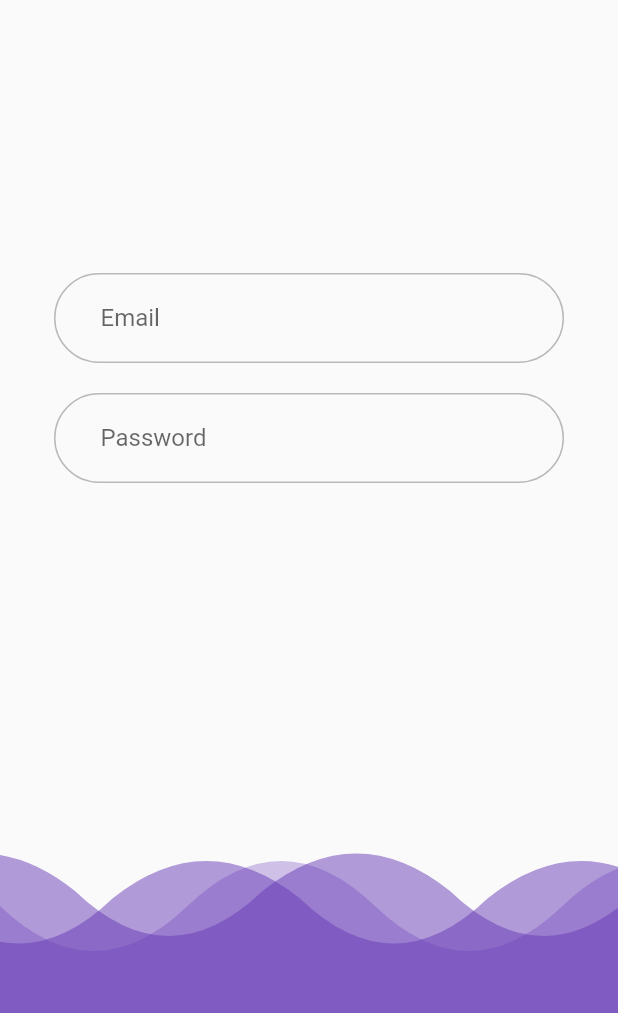
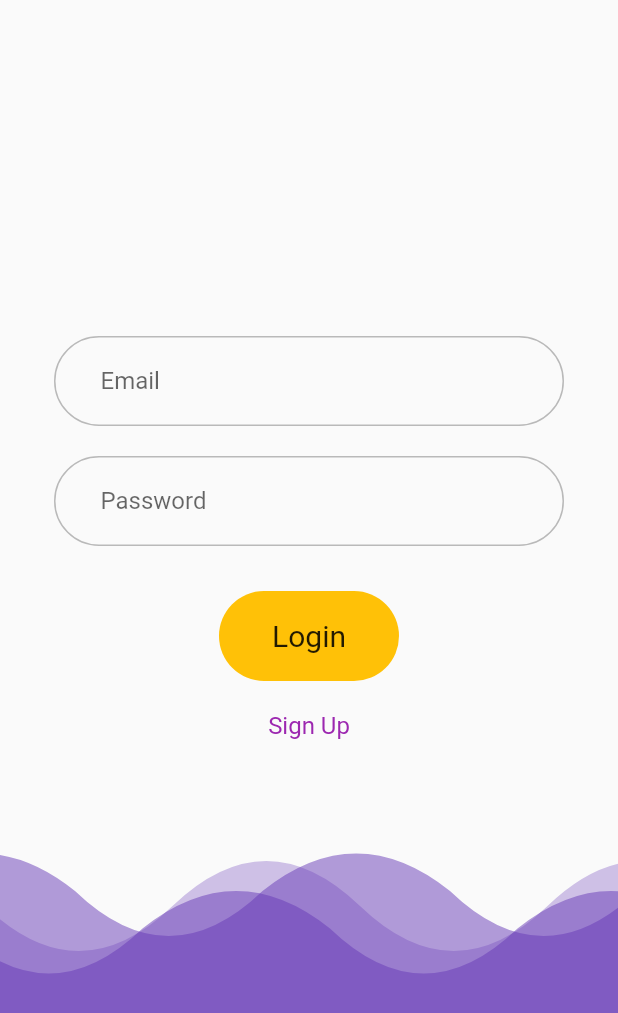
Before and after one commit to aman1210/FlutterUIChallenge, a Flutter app: the screen it shows after launch, on a phone screen of 412 x 824 dp. Shown: the top 1013 px of the screen. Run offline on Flutter 3.47's test engine with Material 2 defaults, Android fonts, the phone set to English and light mode, and no system bars; our stand-ins replace carousel_slider, line_awesome_icons, simple_animations.

Commit message:
login form touchups

```diff
--- a/WaveyLoginScreen/lib/loginForm.dart
+++ b/WaveyLoginScreen/lib/loginForm.dart
@@ -1,13 +1,16 @@
 import 'package:flutter/material.dart';
 
 class LoginForm extends StatelessWidget {
-  GlobalKey _key;
+  final Function scrollFunction;
+  final bool signup;
+  LoginForm({this.scrollFunction, this.signup});
+
   @override
   Widget build(BuildContext context) {
     return Form(
-      key: _key,
       child: Column(
-        mainAxisAlignment: MainAxisAlignment.center,
+        mainAxisAlignment:
+            signup ? MainAxisAlignment.start : MainAxisAlignment.end,
         crossAxisAlignment: CrossAxisAlignment.center,
         children: [
           Container(
@@ -19,6 +22,7 @@ class LoginForm extends StatelessWidget {
               borderRadius: BorderRadius.circular(30),
             ),
             child: TextFormField(
+              keyboardType: TextInputType.emailAddress,
               decoration:
                   InputDecoration(hintText: 'Email', border: InputBorder.none),
             ),
@@ -35,8 +39,73 @@ class LoginForm extends StatelessWidget {
               borderRadius: BorderRadius.circular(30),
             ),
             child: TextFormField(
+              obscureText: true,
+              keyboardType: TextInputType.text,
               decoration: InputDecoration(
-                  hintText: 'Password', border: InputBorder.none),
+                hintText: 'Password',
+                border: InputBorder.none,
+              ),
+            ),
+          ),
+          if (signup)
+            SizedBox(
+              height: 20,
+            ),
+          if (signup)
+            Container(
+              padding: const EdgeInsets.symmetric(horizontal: 30, vertical: 5),
+              decoration: BoxDecoration(
+                border: Border.all(
+                  color: Colors.black26,
+                ),
+                borderRadius: BorderRadius.circular(30),
+              ),
+              child: TextFormField(
+                obscureText: true,
+                keyboardType: TextInputType.text,
+                decoration: InputDecoration(
+                  hintText: 'Confirm Password',
+                  border: InputBorder.none,
+                ),
+              ),
+            ),
+          SizedBox(
+            height: 30,
+          ),
+          Container(
+            height: 60,
+            width: 120,
+            decoration: BoxDecoration(
+                color: Theme.of(context).accentColor,
+                borderRadius: BorderRadius.circular(40)),
+            child: Center(
+              child: Text(
+                !signup ? 'Login' : 'Sign Up',
+                style: TextStyle(fontSize: 20),
+              ),
+            ),
+          ),
+          SizedBox(
+            height: 10,
+          ),
+          InkWell(
+            onTap: () {
+              signup
+                  ? scrollFunction()
+                  : scrollFunction(MediaQuery.of(context).size.height);
+            },
+            child: Container(
+              height: 40,
+              width: 100,
+              decoration: BoxDecoration(
+                  // color: Theme.of(context).accentColor,
+                  borderRadius: BorderRadius.circular(40)),
+              child: Center(
+                child: Text(
+                  signup ? 'Login' : 'Sign Up',
+                  style: TextStyle(fontSize: 16, color: Colors.purple),
+                ),
+              ),
             ),
           ),
         ],
--- a/WaveyLoginScreen/lib/loginPage.dart
+++ b/WaveyLoginScreen/lib/loginPage.dart
@@ -31,7 +31,7 @@ class _LoginScreenState extends State<LoginScreen>
   }
 
   slideDown(double height) {
-    _scrollController.animateTo(2500 + height,
+    _scrollController.animateTo(2600 + height,
         curve: Curves.easeInCubic, duration: Duration(milliseconds: 500));
   }
 
@@ -54,7 +54,10 @@ class _LoginScreenState extends State<LoginScreen>
               Container(
                 height: size.height - 320,
                 width: 340,
-                child: LoginForm(),
+                child: LoginForm(
+                  scrollFunction: slideDown,
+                  signup: false,
+                ),
               ),
               Waves(animation: _animation),
               Container(
@@ -86,14 +89,13 @@ class _LoginScreenState extends State<LoginScreen>
                   animation: _animation,
                 ),
               ),
-              RaisedButton(
-                onPressed: () {
-                  slideUp();
-                },
-              ),
               Container(
-                height: size.height - 400,
+                height: size.height - 320,
                 width: 340,
+                child: LoginForm(
+                  scrollFunction: slideUp,
+                  signup: true,
+                ),
               ),
             ],
           ),
@@ -124,7 +126,7 @@ class Waves extends StatelessWidget {
         children: [
           Positioned(
             bottom: -10,
-            left: _animation.value - 50,
+            left: _animation.value - 60,
             child: ClipPath(
               clipper: WaveClip(),
               child: Opacity(
@@ -153,8 +155,8 @@ class Waves extends StatelessWidget {
             ),
           ),
           Positioned(
-            bottom: -5,
-            left: _animation.value - 100,
+            bottom: -25,
+            left: _animation.value - 80,
             child: ClipPath(
               clipper: WaveClip(),
               child: Opacity(
```
